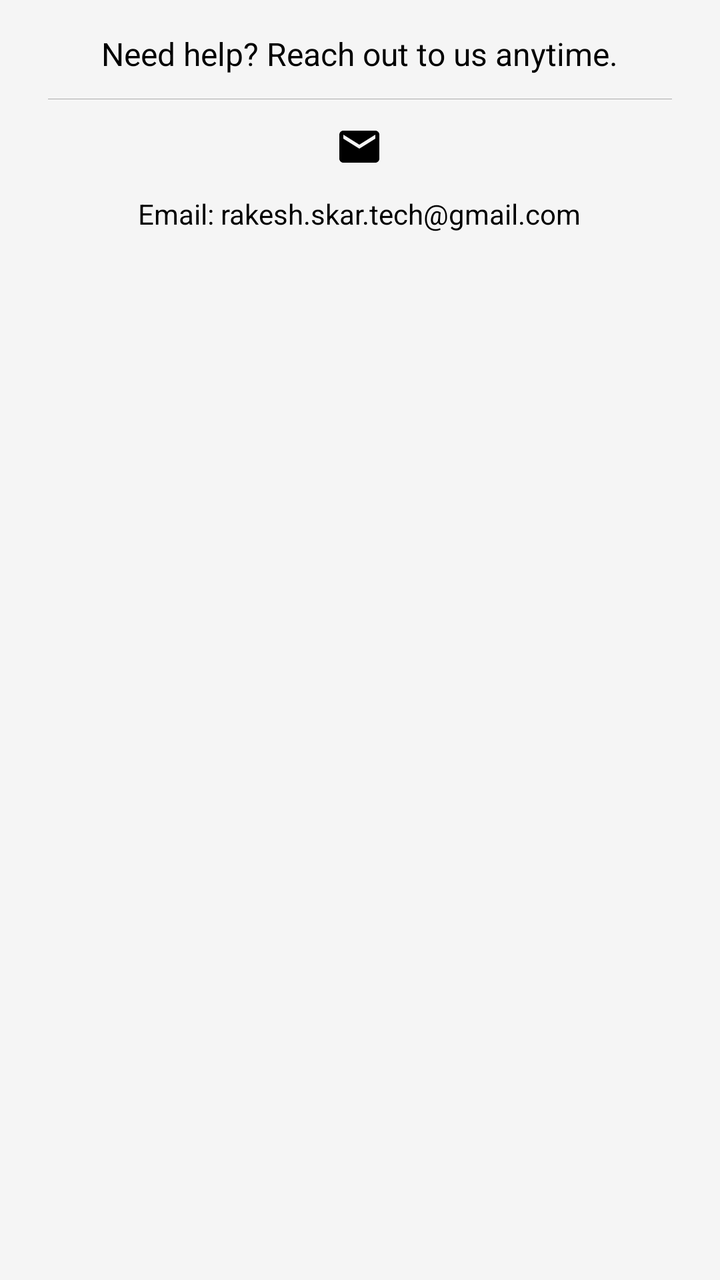
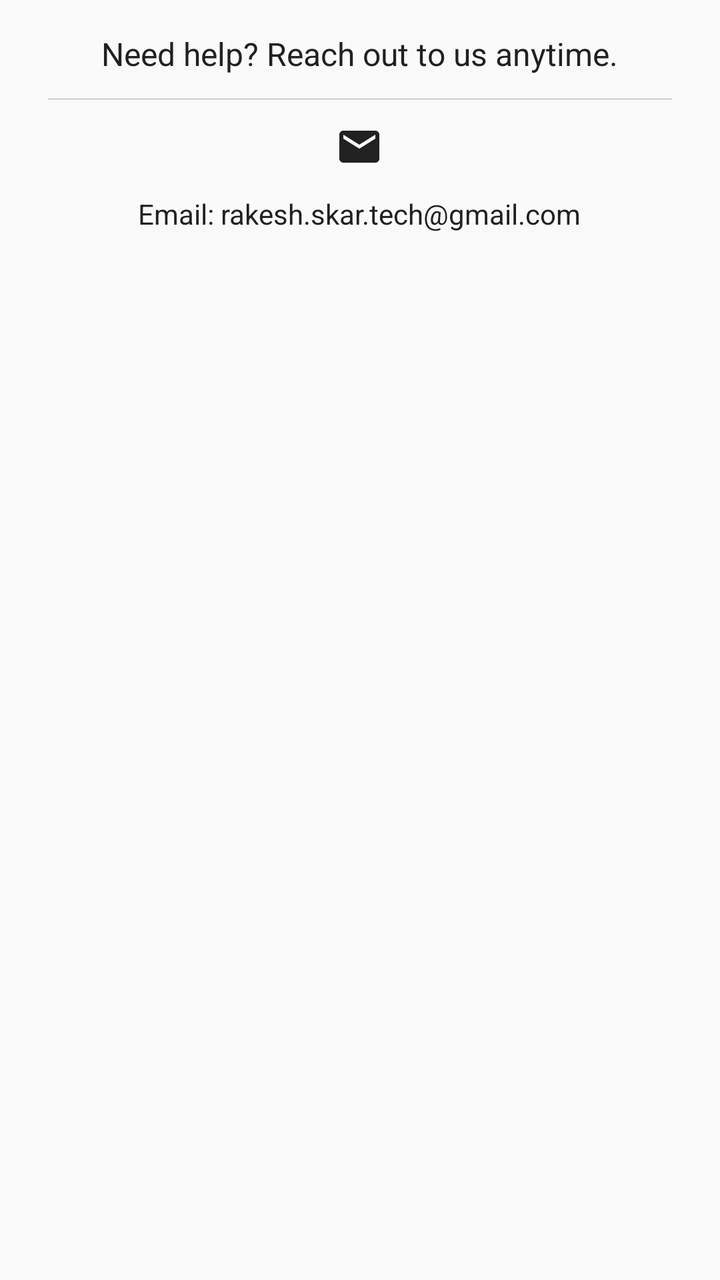

Screens rendered from an Android XML layout before and after an edit, with the pre-edit source and the edit as a unified diff.
<!-- AndroidManifest.xml: application theme Theme.FYSA -->
<!-- res/layout/fragment_support.xml -->
<?xml version="1.0" encoding="utf-8"?>
<androidx.constraintlayout.widget.ConstraintLayout
    xmlns:android="http://schemas.android.com/apk/res/android"
    xmlns:app="http://schemas.android.com/apk/res-auto"
    android:layout_width="match_parent"
    android:layout_height="match_parent"
    android:padding="16dp">

    
    <ScrollView
        android:layout_width="0dp"
        android:layout_height="0dp"
        app:layout_constraintTop_toTopOf="parent"
        app:layout_constraintBottom_toBottomOf="parent"
        app:layout_constraintStart_toStartOf="parent"
        app:layout_constraintEnd_toEndOf="parent">

        <LinearLayout
            android:layout_width="match_parent"
            android:layout_height="wrap_content"
            android:orientation="vertical"
            android:gravity="center_horizontal"
            android:divider="@android:color/darker_gray"
            android:showDividers="middle"
            android:dividerPadding="8dp">

            
            <TextView
                android:id="@+id/supportText"
                android:layout_width="wrap_content"
                android:layout_height="wrap_content"
                android:text="@string/need_help_reach_out_to_us_anytime"
                android:textSize="16sp"
                android:textColor="@color/textPrimary"
                android:paddingBottom="12dp" />

            
            <LinearLayout
                android:layout_width="wrap_content"
                android:layout_height="wrap_content"
                android:orientation="vertical"
                android:gravity="center_horizontal">

                <ImageButton
                    android:id="@+id/btnEmailSupport"
                    android:layout_width="wrap_content"
                    android:layout_height="wrap_content"
                    android:background="?attr/selectableItemBackgroundBorderless"
                    android:src="@drawable/ic_email"
                    android:contentDescription="@string/email_support"
                    android:padding="12dp"
                    app:tint="@color/textPrimary" />

                <TextView
                    android:id="@+id/supportEmail"
                    android:layout_width="wrap_content"
                    android:layout_height="wrap_content"
                    android:text="@string/email_rakesh_skar_tech_gmail_com"
                    android:textSize="14sp"
                    android:textColor="@color/textPrimary"
                    android:paddingBottom="24dp" />
            </LinearLayout>

        </LinearLayout>
    </ScrollView>

</androidx.constraintlayout.widget.ConstraintLayout>
<!-- resources referenced by this layout -->
<resources>
  <color name="textPrimary">#000000</color>
  <!-- drawable ic_email (drawable) -->
  <?xml version="1.0" encoding="utf-8"?>
  <vector xmlns:android="http://schemas.android.com/apk/res/android"
      android:width="24dp"
      android:height="24dp"
      android:viewportWidth="24"
      android:viewportHeight="24">
  
      <path
          android:pathData="M0 0h24v24H0z" />
      <path
          android:fillColor="#000000"
          android:pathData="M20 4H4c-1.1 0-1.99 0.9 -1.99 2L2 18c0 1.1 0.9 2 2 2h16c1.1 0 2-0.9 2-2V6c0-1.1-0.9-2-2-2zm0 4l-8 5-8-5V6l8 5 8-5v2z" />
  </vector>
  <string name="email_rakesh_skar_tech_gmail_com">Email: rakesh.skar.tech@gmail.com</string>
  <string name="email_support">email_support</string>
  <string name="need_help_reach_out_to_us_anytime">Need help? Reach out to us anytime.</string>
  <style name="Theme.FYSA" parent="Theme.MaterialComponents.DayNight.NoActionBar">
          <item name="colorPrimary">@color/btnPrimary</item>
          <item name="colorPrimaryVariant">@color/btnPrimary</item>
          <item name="colorOnPrimary">@color/btnTextPrimary</item>
  
          <item name="colorSecondary">@color/btnSecondary</item>
          <item name="colorSecondaryVariant">@color/btnSecondary</item>
          <item name="colorOnSecondary">@color/btnTextSecondary</item>
  
          <item name="android:colorBackground">@color/bgColor</item>
          <item name="colorSurface">@color/bgColor</item>
          <item name="colorOnSurface">@color/textPrimary</item>
  
          <item name="android:statusBarColor" tools:targetApi="l">?attr/colorPrimary</item>
          <item name="android:windowLightStatusBar">true</item>
  
          <item name="materialButtonStyle">@style/Widget.MaterialComponents.Button</item>
          <item name="materialButtonOutlinedStyle">@style/Widget.MaterialComponents.Button.OutlinedButton</item>
      </style>
  <color name="btnPrimary">#3F51B5</color>
  <color name="btnTextPrimary">#FFFFFF</color>
  <color name="btnSecondary">#FF9800</color>
  <color name="btnTextSecondary">#FFFFFF</color>
  <color name="bgColor">#F5F5F5</color>
</resources>

<!-- the commit's change to res/layout/fragment_support.xml (unified diff, before → after) -->
@@ -1,10 +1,12 @@
 <?xml version="1.0" encoding="utf-8"?>
-<androidx.constraintlayout.widget.ConstraintLayout
-    xmlns:android="http://schemas.android.com/apk/res/android"
+<androidx.constraintlayout.widget.ConstraintLayout xmlns:android="http://schemas.android.com/apk/res/android"
     xmlns:app="http://schemas.android.com/apk/res-auto"
     android:layout_width="match_parent"
     android:layout_height="match_parent"
-    android:padding="16dp">
+    xmlns:tools="http://schemas.android.com/tools"
+    android:background="?android:attr/colorBackground"
+    android:padding="16dp"
+    tools:context=".SupportFragment">
 
     
     <ScrollView
@@ -31,7 +33,7 @@
                 android:layout_height="wrap_content"
                 android:text="@string/need_help_reach_out_to_us_anytime"
                 android:textSize="16sp"
-                android:textColor="@color/textPrimary"
+                android:textColor="?attr/colorOnSurface"
                 android:paddingBottom="12dp" />
 
             
@@ -49,7 +51,7 @@
                     android:src="@drawable/ic_email"
                     android:contentDescription="@string/email_support"
                     android:padding="12dp"
-                    app:tint="@color/textPrimary" />
+                    app:tint="?attr/colorOnSurface" />
 
                 <TextView
                     android:id="@+id/supportEmail"
@@ -57,7 +59,7 @@
                     android:layout_height="wrap_content"
                     android:text="@string/email_rakesh_skar_tech_gmail_com"
                     android:textSize="14sp"
-                    android:textColor="@color/textPrimary"
+                    android:textColor="?attr/colorOnSurface"
                     android:paddingBottom="24dp" />
             </LinearLayout>
 
<!-- resource entries referenced after the edit -->
@@ -1,6 +1,5 @@
 <!-- resources referenced by this layout -->
 <resources>
-  <color name="textPrimary">#000000</color>
   <!-- drawable ic_email (drawable) -->
   <?xml version="1.0" encoding="utf-8"?>
   <vector xmlns:android="http://schemas.android.com/apk/res/android"
@@ -18,29 +17,57 @@
   <string name="email_rakesh_skar_tech_gmail_com">Email: rakesh.skar.tech@gmail.com</string>
   <string name="email_support">email_support</string>
   <string name="need_help_reach_out_to_us_anytime">Need help? Reach out to us anytime.</string>
-  <style name="Theme.FYSA" parent="Theme.MaterialComponents.DayNight.NoActionBar">
-          <item name="colorPrimary">@color/btnPrimary</item>
-          <item name="colorPrimaryVariant">@color/btnPrimary</item>
-          <item name="colorOnPrimary">@color/btnTextPrimary</item>
-  
-          <item name="colorSecondary">@color/btnSecondary</item>
-          <item name="colorSecondaryVariant">@color/btnSecondary</item>
-          <item name="colorOnSecondary">@color/btnTextSecondary</item>
-  
-          <item name="android:colorBackground">@color/bgColor</item>
-          <item name="colorSurface">@color/bgColor</item>
-          <item name="colorOnSurface">@color/textPrimary</item>
-  
-          <item name="android:statusBarColor" tools:targetApi="l">?attr/colorPrimary</item>
+  <style name="Theme.FYSA" parent="Base.Theme.FYSA" />
+  <style name="Base.Theme.FYSA" parent="Theme.Material3.DayNight.NoActionBar">
+          <item name="android:statusBarColor">@color/grey_100</item>
           <item name="android:windowLightStatusBar">true</item>
-  
-          <item name="materialButtonStyle">@style/Widget.MaterialComponents.Button</item>
-          <item name="materialButtonOutlinedStyle">@style/Widget.MaterialComponents.Button.OutlinedButton</item>
+          <item name="splashBackground">@color/grey_50</item>
+          <item name="colorPrimary">@color/indigo_500</item>
+          <item name="colorOnPrimary">@color/white</item>
+          <item name="colorPrimaryContainer">@color/indigo_200</item>
+          <item name="colorOnPrimaryContainer">@color/indigo_900</item>
+          <item name="colorSecondary">@color/orange_500</item>
+          <item name="colorOnSecondary">@color/white</item>
+          <item name="colorSecondaryContainer">@color/black</item>
+          <item name="colorOnSecondaryContainer">@color/orange_900</item>
+          <item name="colorTertiary">@color/cyan_500</item>
+          <item name="colorOnTertiary">@color/white</item>
+          <item name="colorTertiaryContainer">@color/cyan_200</item>
+          <item name="colorOnTertiaryContainer">@color/cyan_900</item>
+          <item name="colorError">@color/red_500</item>
+          <item name="colorOnError">@color/white</item>
+          <item name="colorErrorContainer">@color/red_200</item>
+          <item name="colorOnErrorContainer">@color/red_900</item>
+          <item name="android:colorBackground">@color/grey_50</item>
+          <item name="colorOnBackground">@color/grey_900</item>
+          <item name="colorSurface">@color/white</item>
+          <item name="colorOnSurface">@color/grey_900</item>
+          <item name="colorSurfaceVariant">@color/grey_100</item>
+          <item name="colorOnSurfaceVariant">@color/grey_700</item>
+          <item name="colorOutline">@color/grey_300</item>
+          <item name="colorOnSurfaceInverse">@color/grey_50</item>
+          <item name="colorSurfaceInverse">@color/grey_900</item>
+          <item name="colorPrimaryInverse">@color/indigo_200</item>
+          <item name="colorSuccess">@color/green_500</item>
       </style>
-  <color name="btnPrimary">#3F51B5</color>
-  <color name="btnTextPrimary">#FFFFFF</color>
-  <color name="btnSecondary">#FF9800</color>
-  <color name="btnTextSecondary">#FFFFFF</color>
-  <color name="bgColor">#F5F5F5</color>
+  <color name="grey_100">#F5F5F5</color>
+  <color name="grey_50">#FAFAFA</color>
+  <color name="indigo_500">#3F51B5</color>
+  <color name="white">#FFFFFF</color>
+  <color name="indigo_200">#9FA8DA</color>
+  <color name="indigo_900">#1A237E</color>
+  <color name="orange_500">#FF9800</color>
+  <color name="black">#000000</color>
+  <color name="orange_900">#E65100</color>
+  <color name="cyan_500">#00BCD4</color>
+  <color name="cyan_200">#80DEEA</color>
+  <color name="cyan_900">#006064</color>
+  <color name="red_500">#F44336</color>
+  <color name="red_200">#EF9A9A</color>
+  <color name="red_900">#B71C1C</color>
+  <color name="grey_900">#212121</color>
+  <color name="grey_700">#616161</color>
+  <color name="grey_300">#E0E0E0</color>
+  <color name="green_500">#4CAF50</color>
 </resources>
 
